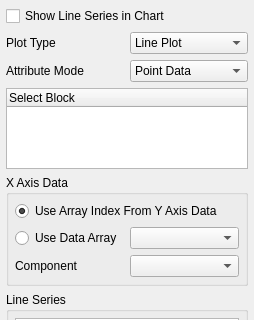
Qt form Qt/Components/Resources/UI/pqXYPlotDisplayEditor.ui (wildmichael/ParaView3-enhancements-old) before a commit; both pictures show x 0 to 254 and y 0 to 320 of the 254 by 664 pixel window.
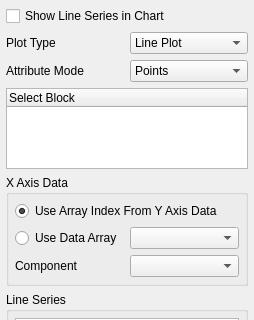
The same form after that commit. Icons and pictures are not drawn. Custom widgets are drawn as their Qt base class.

```diff
--- a/Qt/Components/Resources/UI/pqXYPlotDisplayEditor.ui
+++ b/Qt/Components/Resources/UI/pqXYPlotDisplayEditor.ui
@@ -284,7 +284,7 @@
     <widget class="QComboBox" name="AttributeMode" >
      <item>
       <property name="text" >
-       <string>Point Data</string>
+       <string>Points</string>
       </property>
       <property name="icon" >
        <iconset resource="../pqComponents.qrc" >:/pqWidgets/Icons/pqPointData16.png</iconset>
```
Left out of the diff: 23 changed lines with no effect on the pictures.
